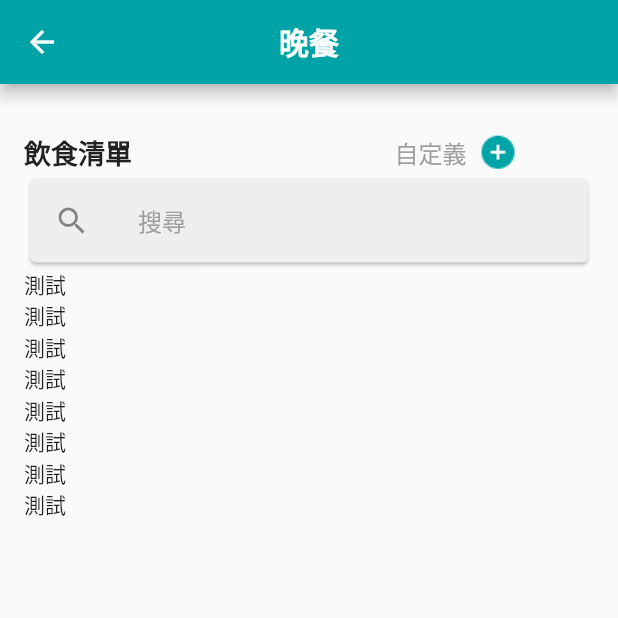
After one commit to snowmanouo/better-health, a Flutter app: the DinnerList screen opened directly, on a phone screen of 412 x 824 dp, the top half of it. The commit adds this screen. Run offline on Flutter 3.47's test engine with Material 2 defaults, Android fonts, the phone set to English and light mode, and no system bars; our stand-ins replace firebase_core, percent_indicator, table_calendar; accounts and stored records are empty.

```diff
--- /dev/null
+++ b/lib/Page/DinnerListPage.dart
@@ -0,0 +1,90 @@
+import 'package:flutter/material.dart';
+import '../helpers/Constants.dart';
+
+class DinnerList extends StatelessWidget {
+  @override
+  Widget build(BuildContext context) {
+    return Scaffold(
+      appBar: AppBar(
+        centerTitle: true,
+        title: Text('晚餐',
+            style: TextStyle(
+                fontSize: 20,
+                fontWeight: FontWeight.bold,
+                color: Colors.white)),
+        backgroundColor: appGreenColor,
+      ),
+      body: ListView(
+        shrinkWrap: true,
+        padding: const EdgeInsets.symmetric(vertical: 32, horizontal: 16),
+        children: [
+          Column(
+            children: [
+              Row(
+                crossAxisAlignment: CrossAxisAlignment.center,
+                children: [
+                  Container(
+                    width: 247,
+                    alignment: Alignment.centerLeft,
+                    child: Text('飲食清單',
+                        style: TextStyle(
+                            fontSize: 18, fontWeight: FontWeight.bold)),
+                  ),
+                  Row(
+                    children: [
+                      Container(
+                        child: Text('自定義',
+                            style: TextStyle(fontSize: 16, color: Colors.grey)),
+                      ),
+                      SizedBox(
+                        width: 9,
+                      ),
+                      Container(
+                        alignment: Alignment.centerLeft,
+                        child: IconButton(
+                          padding: EdgeInsets.zero,
+                          constraints: BoxConstraints(),
+                          icon: Image.asset('assets/images/addButton.png'),
+                          onPressed: () {},
+                        ),
+                      ),
+                    ],
+                  ),
+                ],
+              ),
+              Container(
+                child:
+                Card(
+                  color: Color.fromRGBO(238, 238, 238, 1),
+                  child: ListTile(
+                    leading: Icon(Icons.search),
+                    title:  TextField(
+                      decoration:  InputDecoration(
+                        hintText: '搜尋',
+                        hintStyle: TextStyle(
+                          color: Colors.grey,
+                          fontSize: 16,
+                        ),
+                        border: InputBorder.none,
+                      ),
+                    ),
+                  ),
+                ),
+              ),
+              ListView.builder(
+                  shrinkWrap: true,
+                  itemCount: 8,
+                  itemBuilder: (context, index){
+                    return Row(
+                      children: [
+                        Text('測試'),
+                      ],
+                    );
+                  }),
+            ],
+          ),
+        ],
+      ),
+    );
+  }
+}
```
Also changed, not shown: lib/Page/HealthPage.dart (+11 -6 lines), lib/Page/LunchListPage.dart (added, +90 -0 lines), lib/Page/SnackListPage.dart (added, +90 -0 lines).
